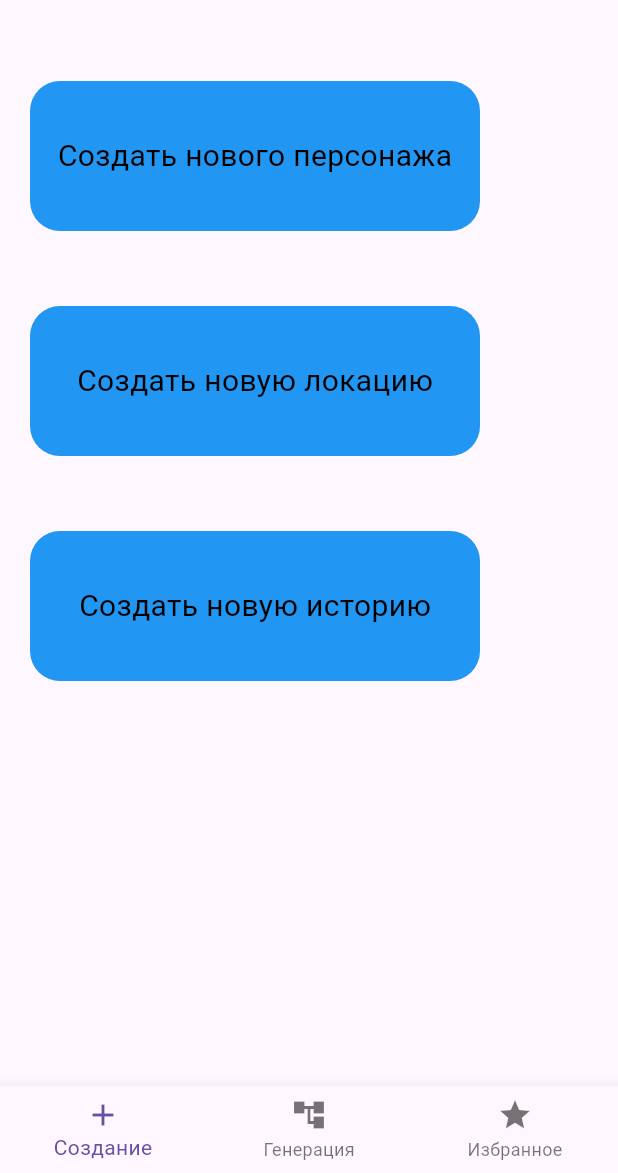
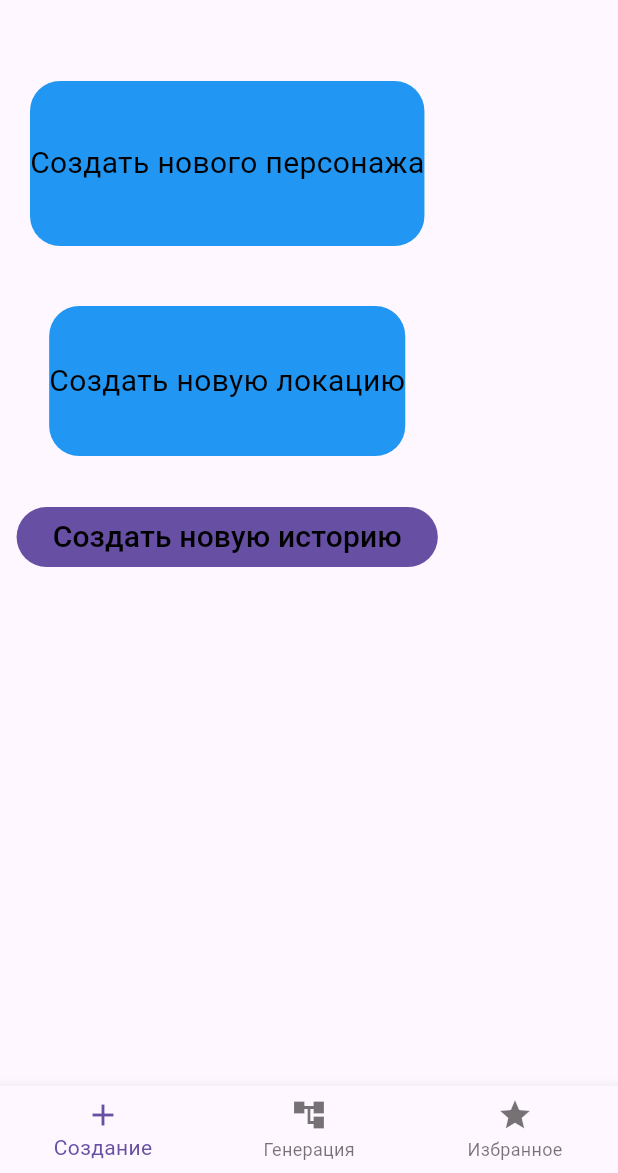
Before and after one commit to NikitaKolpakov27/flutter_app, a Flutter app: the AddMenu screen opened directly, on a phone screen of 412 x 824 dp, the part 63-1236 px from its top. Run offline on Flutter 3.47's test engine with Material 3 defaults, Android fonts, the phone set to English and light mode, and no system bars.

Commit message:
Fixes after consultation

```diff
--- a/lib/character/new_character.dart
+++ b/lib/character/new_character.dart
@@ -304,7 +304,7 @@ class _CreateNewCharacter extends State<NewCharacter> {
 
     // var chars = await getAllChars();
     _persID = 12;
-    createNewChar(_persID, _persName, _persLastName, _persPatronymic, _persSex, _persAge, _personality);
+    // createNewChar(_persID, _persName, _persLastName, _persPatronymic, _persSex, _persAge, _personality);
 
     Navigator.push(
         _context,
--- a/lib/generate_menu.dart
+++ b/lib/generate_menu.dart
@@ -91,7 +91,7 @@ class GenerateMenu extends StatelessWidget {
                       Navigator.push(
                         context,
                         MaterialPageRoute(
-                          builder: (context) => CreateNewCharacter(_name),
+                          builder: (context) => CreateNewCharacter(),
                         ),
                       );
                     },
--- a/lib/main.dart
+++ b/lib/main.dart
@@ -414,6 +414,7 @@ class _AddMenu extends State<AddMenu> {
 
         body: SizedBox(
           height: 500,
+          width: double.infinity,
           child: SingleChildScrollView(
             scrollDirection: Axis.horizontal,
             child: Column(
@@ -430,19 +431,13 @@ class _AddMenu extends State<AddMenu> {
                   },
                   child: SizedBox(
                     height: 150,
-                    child: Column(
-                      children: <Widget>[
-                        Container(
+                    child: Container(
                       decoration: BoxDecoration(
                         borderRadius: BorderRadius.circular(20.0),
                         color: Colors.blue,
                       ),
-                          height: 100,
-                          width: 300,
                       margin: const EdgeInsets.all(20),
                       child: Center(child: Text('Создать нового персонажа', style: _current_style,),),
-                        ),
-                      ],
                     ),
                   ),
                 ),
@@ -463,7 +458,6 @@ class _AddMenu extends State<AddMenu> {
                       children: <Widget>[
                         Container(
                           height: 100,
-                          width: 300,
                           decoration: BoxDecoration(
                             borderRadius: BorderRadius.circular(20.0),
                             color: Colors.blue,
@@ -476,9 +470,8 @@ class _AddMenu extends State<AddMenu> {
                   ),
                 ),
 
-
-                InkWell(
-                  onTap: () {
+                FilledButton(
+                    onPressed: () {
                       Navigator.push(
                         context,
                         MaterialPageRoute(
@@ -486,24 +479,35 @@ class _AddMenu extends State<AddMenu> {
                         ),
                       );
                     },
-                  child: SizedBox(
-                    height: 150,
-                    child: Column(
-                      children: <Widget>[
-                        Container(
-                          height: 100,
-                          width: 300,
-                          decoration: BoxDecoration(
-                            borderRadius: BorderRadius.circular(20.0),
-                            color: Colors.blue,
-                          ),
-                          margin: const EdgeInsets.all(20),
                     child: Center(child: Text('Создать новую историю', style: _current_style,),),
                 ),
-                      ],
-                    ),
-                  ),
-                ),
+                // InkWell(
+                //   onTap: () {
+                //     Navigator.push(
+                //       context,
+                //       MaterialPageRoute(
+                //         builder: (context) => CreateNewStory(_name),
+                //       ),
+                //     );
+                //   },
+                //   child: SizedBox(
+                //     height: 150,
+                //     child: Column(
+                //       children: <Widget>[
+                //         Container(
+                //           height: 100,
+                //           width: 300,
+                //           decoration: BoxDecoration(
+                //             borderRadius: BorderRadius.circular(20.0),
+                //             color: Colors.blue,
+                //           ),
+                //           margin: const EdgeInsets.all(20),
+                //           child: Center(child: Text('Создать новую историю', style: _current_style,),),
+                //         ),
+                //       ],
+                //     ),
+                //   ),
+                // ),
               ],
             ),
           )
--- a/lib/user/user.dart
+++ b/lib/user/user.dart
@@ -66,7 +66,7 @@ createNewUser(id, login, password) {
   final new_entry = jsonDecode(encoded); // Новый пользователь без кавычек
 
   // Запись в БД
-  File file = File("./lib/db/users.json");
+  File file = File("./assets/users.json");
   final data = file.readAsStringSync();
 
   var decoded = json.decode(data);
```
Lines whose indentation alone changed are shown as unchanged.
